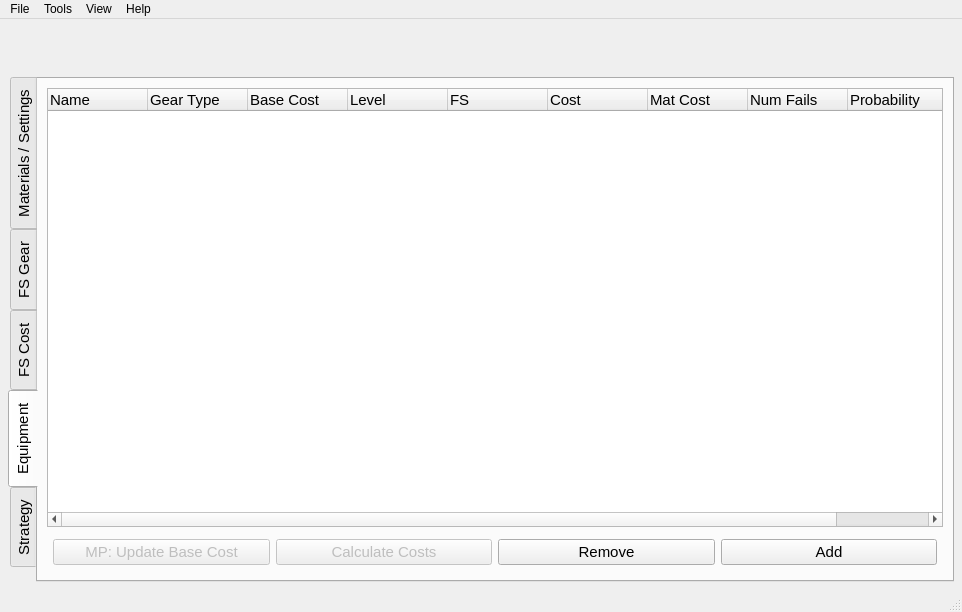
Qt form Forms/Main_Window.ui (Graveflo/BDO_Enhancement_Tool) before a commit.
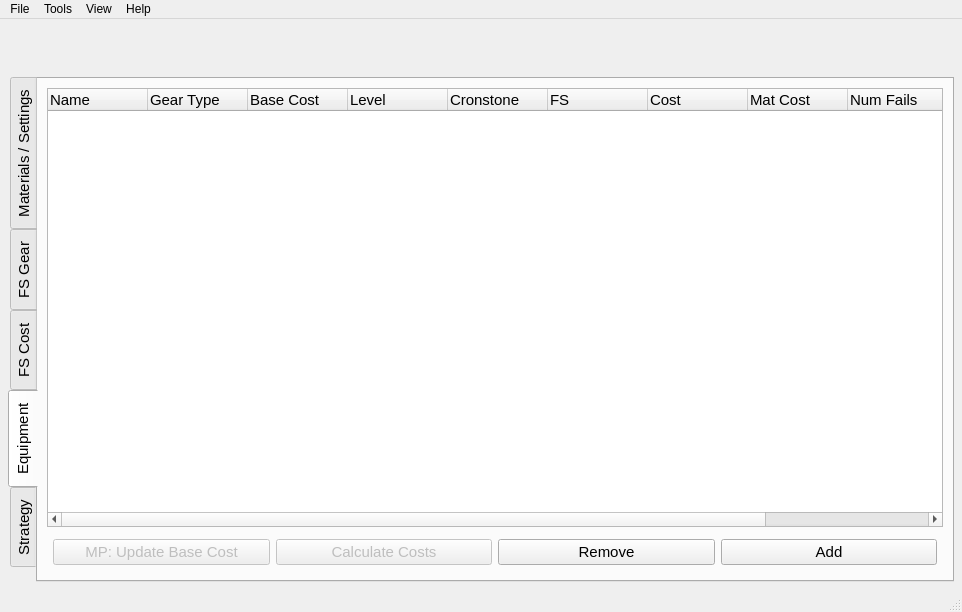
The same form after that commit. Icons and pictures are not drawn. Custom widgets are drawn as their Qt base class.

```diff
--- a/Forms/Main_Window.ui
+++ b/Forms/Main_Window.ui
@@ -966,6 +966,11 @@
             <string>Level</string>
            </property>
           </column>
+          <column>
+           <property name="text">
+            <string>Cronstone</string>
+           </property>
+          </column>
           <column>
            <property name="text">
             <string>FS</string>
```
Left out of the diff: 16 changed lines with no effect on the pictures.
